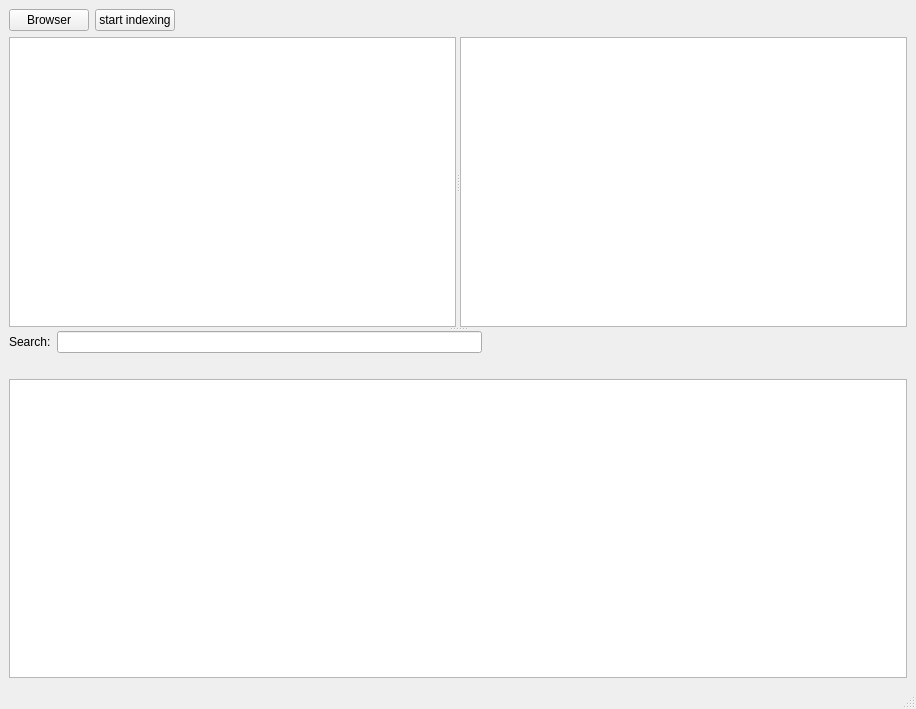
Above: mainwindow.ui from belalshehab/SearchEngine before the change. Below: the same form after it.
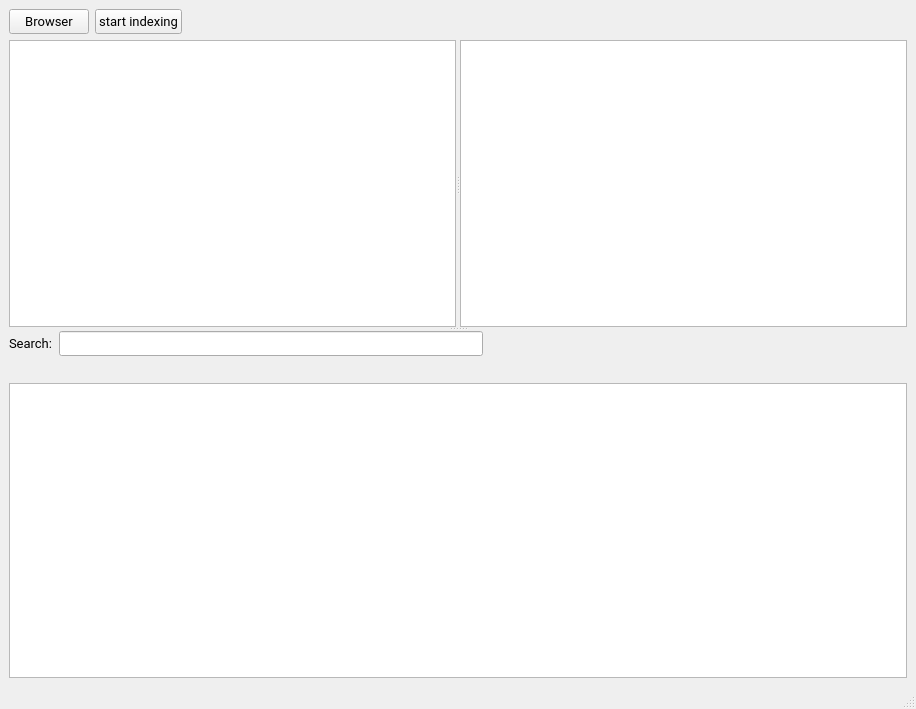
That is the form after the change.

Patch:
```diff
--- a/mainwindow.ui
+++ b/mainwindow.ui
@@ -26,6 +26,12 @@
          <layout class="QHBoxLayout" name="horizontalLayout_2">
           <item>
            <widget class="QPushButton" name="browsButton">
+            <property name="font">
+             <font>
+              <family>Roboto</family>
+              <pointsize>10</pointsize>
+             </font>
+            </property>
             <property name="text">
              <string>Browser</string>
             </property>
@@ -33,6 +39,12 @@
           </item>
           <item>
            <widget class="QPushButton" name="indexingButton">
+            <property name="font">
+             <font>
+              <family>Roboto</family>
+              <pointsize>10</pointsize>
+             </font>
+            </property>
             <property name="text">
              <string>start indexing</string>
             </property>
@@ -84,13 +96,26 @@
          <layout class="QHBoxLayout" name="horizontalLayout">
           <item>
            <widget class="QLabel" name="label">
+            <property name="font">
+             <font>
+              <family>Roboto</family>
+              <pointsize>10</pointsize>
+             </font>
+            </property>
             <property name="text">
              <string>Search:</string>
             </property>
            </widget>
           </item>
           <item>
-           <widget class="QLineEdit" name="searchInput"/>
+           <widget class="QLineEdit" name="searchInput">
+            <property name="font">
+             <font>
+              <family>Roboto</family>
+              <pointsize>10</pointsize>
+             </font>
+            </property>
+           </widget>
           </item>
           <item>
            <spacer name="horizontalSpacer">
@@ -109,13 +134,26 @@
         </item>
         <item>
          <widget class="QLabel" name="searchSize">
+          <property name="font">
+           <font>
+            <family>Roboto</family>
+            <pointsize>10</pointsize>
+           </font>
+          </property>
           <property name="text">
            <string/>
           </property>
          </widget>
         </item>
         <item>
-         <widget class="QTreeView" name="searchResultTreeView"/>
+         <widget class="QTreeView" name="searchResultTreeView">
+          <property name="font">
+           <font>
+            <family>Roboto</family>
+            <pointsize>10</pointsize>
+           </font>
+          </property>
+         </widget>
         </item>
        </layout>
       </widget>
```
Left out of the diff: 11 changed lines with no effect on the pictures.
